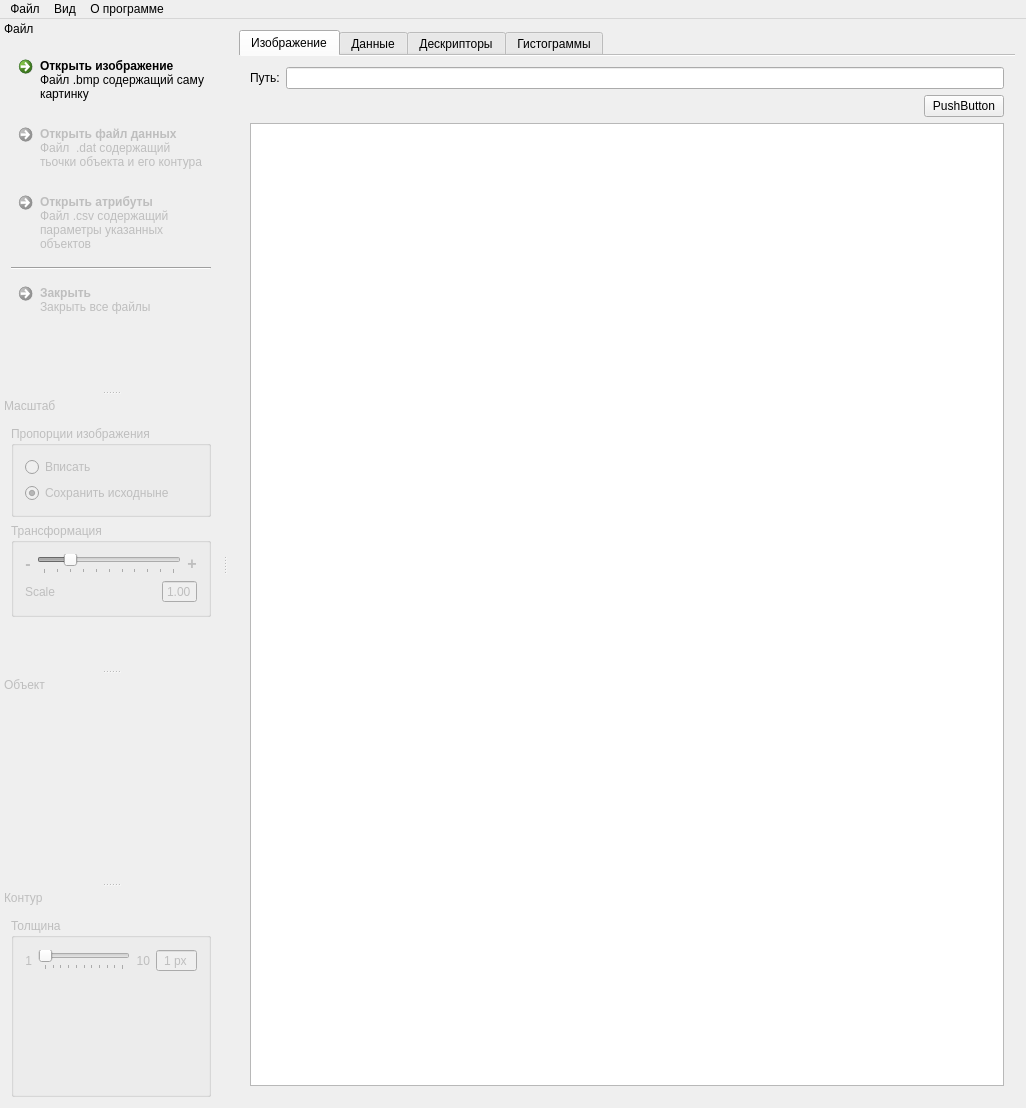
gurmaaan/ObjectsClassifier, file mainwindow.ui: the form before one commit.
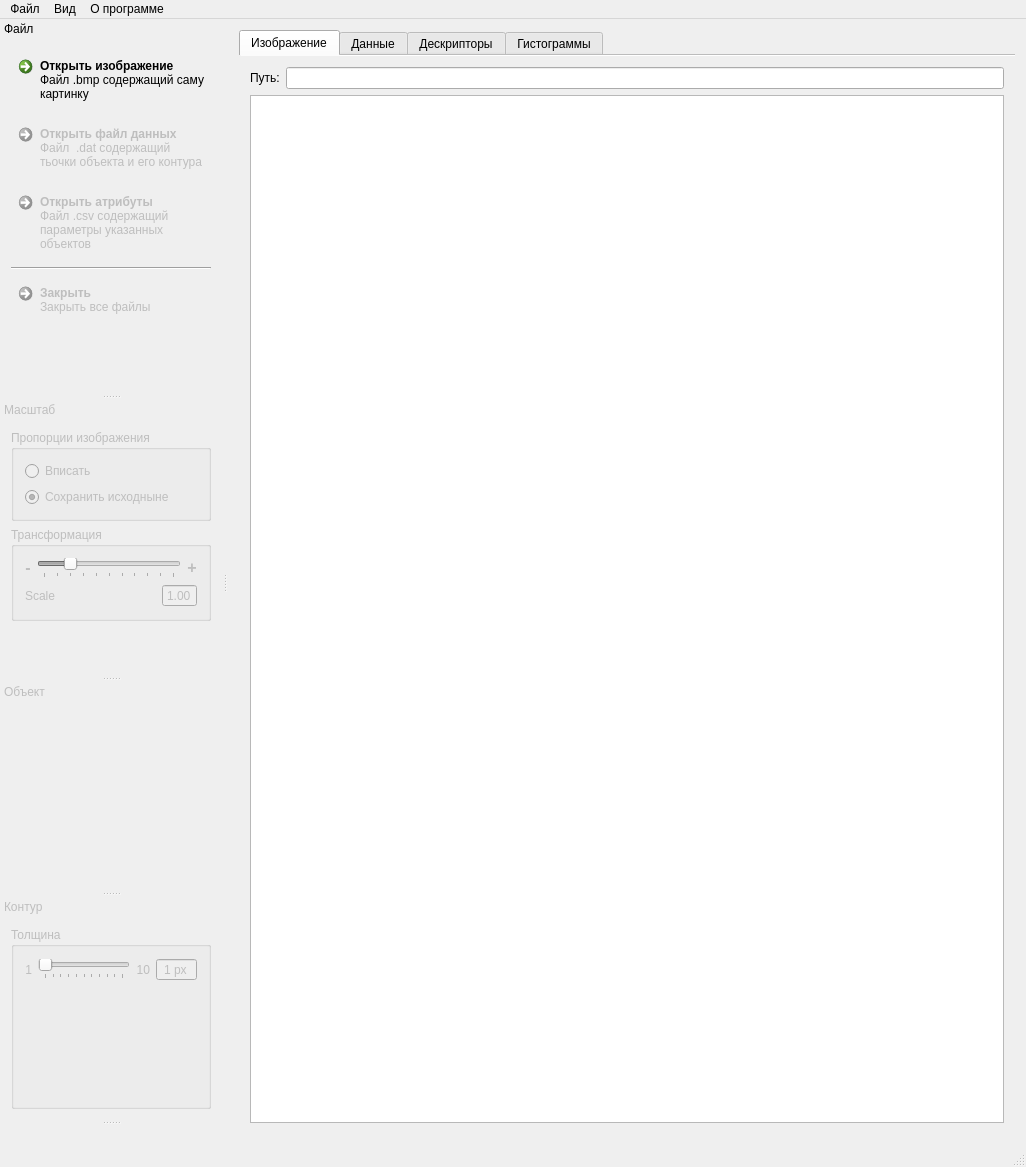
The form after the commit. The open tabs and pages were chosen to show the change. Icons and pictures are not drawn. Custom widgets are drawn as their Qt base class.

What changed in the file:
```diff
--- a/mainwindow.ui
+++ b/mainwindow.ui
@@ -7,7 +7,7 @@
     <x>0</x>
     <y>0</y>
     <width>1011</width>
-    <height>1108</height>
+    <height>1167</height>
    </rect>
   </property>
   <property name="windowTitle">
@@ -61,33 +61,6 @@
           </item>
          </layout>
         </item>
-        <item>
-         <layout class="QHBoxLayout" name="horizontalLayout_10">
-          <item>
-           <widget class="ImageSizeWidget" name="imageSizeWidget" native="true"/>
-          </item>
-          <item>
-           <spacer name="horizontalSpacer">
-            <property name="orientation">
-             <enum>Qt::Horizontal</enum>
-            </property>
-            <property name="sizeHint" stdset="0">
-             <size>
-              <width>40</width>
-              <height>20</height>
-             </size>
-            </property>
-           </spacer>
-          </item>
-          <item>
-           <widget class="QPushButton" name="pushButton">
-            <property name="text">
-             <string>PushButton</string>
-            </property>
-           </widget>
-          </item>
-         </layout>
-        </item>
         <item>
          <widget class="QGraphicsView" name="graphicsView"/>
         </item>
@@ -1004,6 +977,19 @@
     </layout>
    </widget>
   </widget>
+  <widget class="QStatusBar" name="statusBar"/>
+  <widget class="QDockWidget" name="dock_container">
+   <property name="features">
+    <set>QDockWidget::NoDockWidgetFeatures</set>
+   </property>
+   <property name="allowedAreas">
+    <set>Qt::LeftDockWidgetArea</set>
+   </property>
+   <attribute name="dockWidgetArea">
+    <number>1</number>
+   </attribute>
+   <widget class="QWidget" name="dockWidgetContents"/>
+  </widget>
   <action name="openDataAct">
    <property name="checkable">
     <bool>true</bool>
@@ -1182,12 +1168,6 @@
    <header>widgets/colorwidget.h</header>
    <container>1</container>
   </customwidget>
-  <customwidget>
-   <class>ImageSizeWidget</class>
-   <extends>QWidget</extends>
-   <header>widgets/imagesizewidget.h</header>
-   <container>1</container>
-  </customwidget>
   <customwidget>
    <class>HistogramWidget</class>
    <extends>QWidget</extends>
```
Left out of the diff: 17 changed lines with no effect on the pictures.
